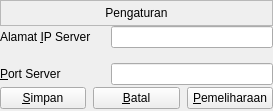
First picture: the form in src/client/settingswidget.ui, repository shift-net/shiftnet-billing-client, before the edit.
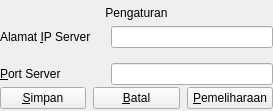
Second picture: the form after the edit. Icons and pictures are not drawn.

Commit message: Minor fix, remove frame border

```diff
--- a/src/client/settingswidget.ui
+++ b/src/client/settingswidget.ui
@@ -44,10 +44,13 @@
    <item>
     <widget class="QFrame" name="headerFrame">
      <property name="frameShape">
-      <enum>QFrame::StyledPanel</enum>
+      <enum>QFrame::NoFrame</enum>
      </property>
      <property name="frameShadow">
-      <enum>QFrame::Raised</enum>
+      <enum>QFrame::Plain</enum>
+     </property>
+     <property name="lineWidth">
+      <number>0</number>
      </property>
      <layout class="QVBoxLayout" name="verticalLayout">
       <property name="spacing">
```
The commit also changes 2 other files.
